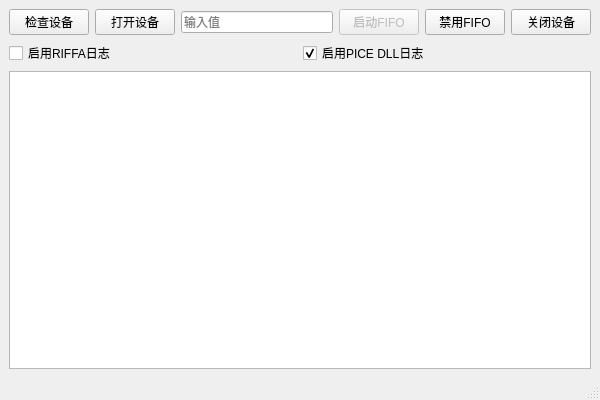
motto1/pcie_riffa, file testwindow.ui: the form before one commit.
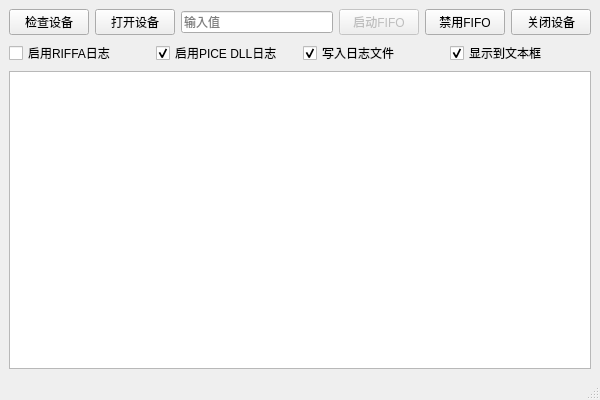
The form after the commit.

Patch:
```diff
--- a/testwindow.ui
+++ b/testwindow.ui
@@ -86,6 +86,26 @@
         </property>
        </widget>
       </item>
+      <item>
+       <widget class="QCheckBox" name="checkBoxLogToFile">
+        <property name="text">
+         <string>写入日志文件</string>
+        </property>
+        <property name="checked">
+         <bool>true</bool>
+        </property>
+       </widget>
+      </item>
+      <item>
+       <widget class="QCheckBox" name="checkBoxLogToTextBox">
+        <property name="text">
+         <string>显示到文本框</string>
+        </property>
+        <property name="checked">
+         <bool>true</bool>
+        </property>
+       </widget>
+      </item>
      </layout>
     </item>
     <item>
```
